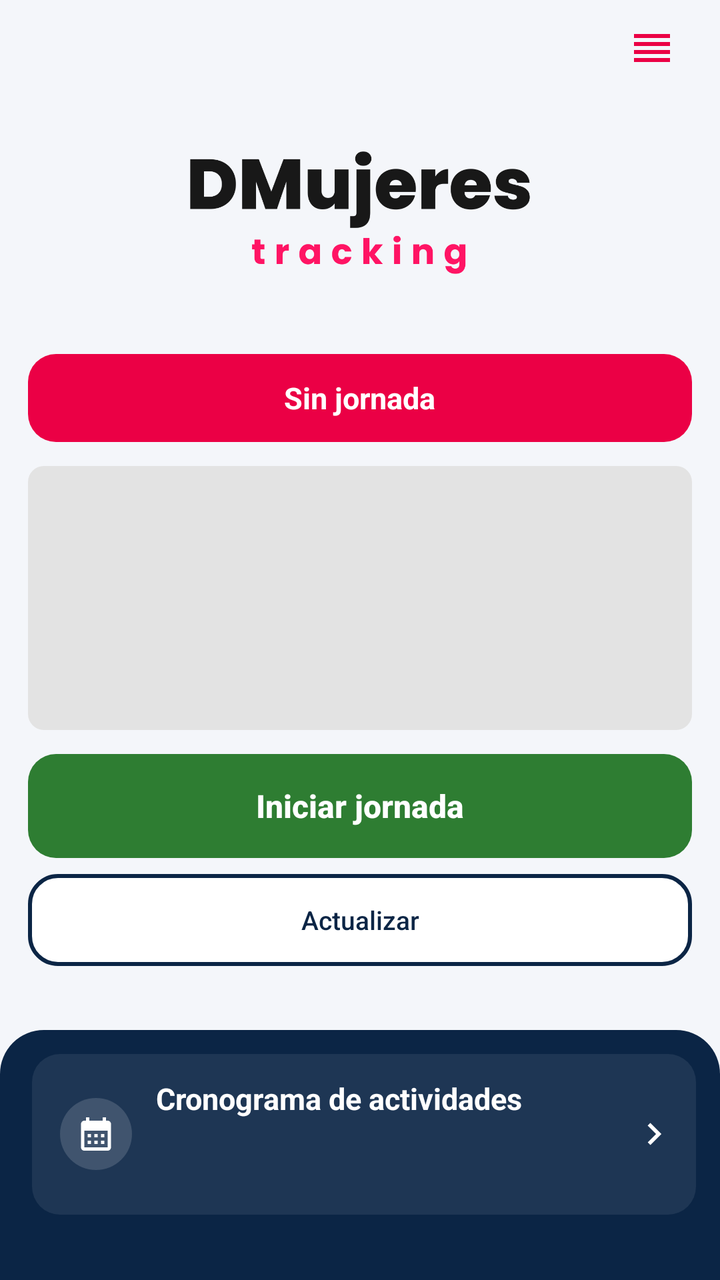
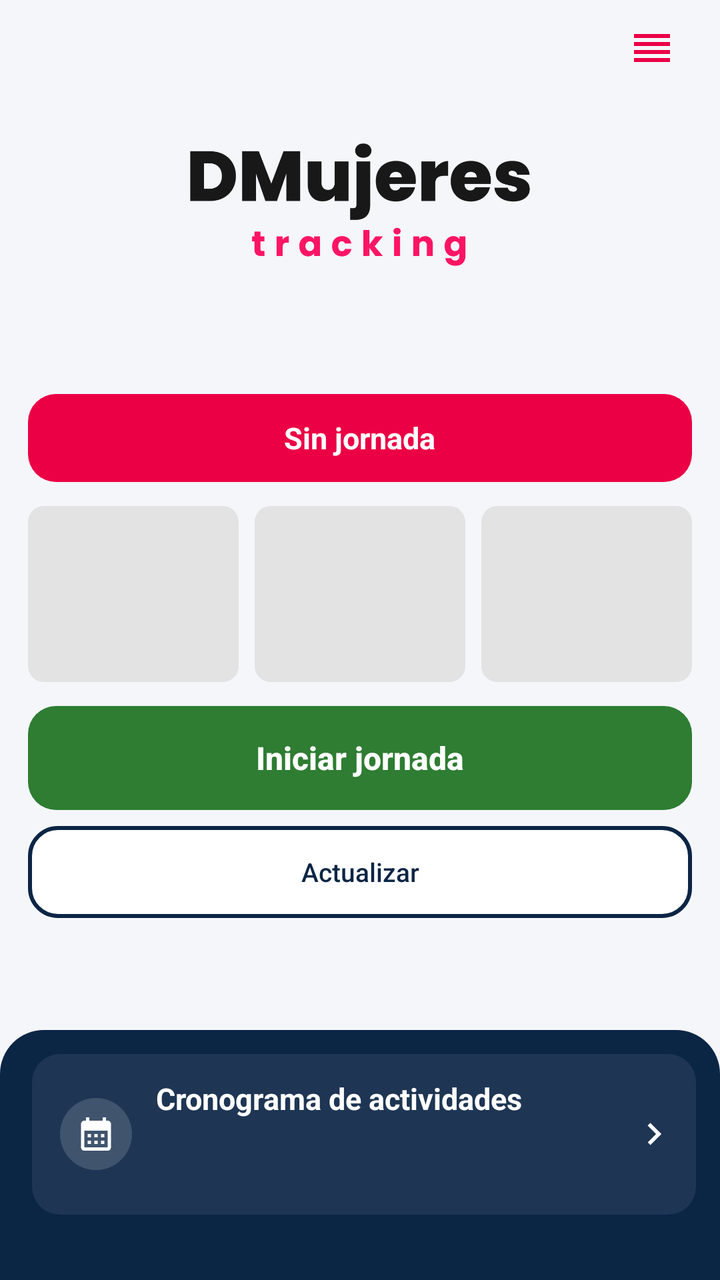

Two renders of the same Android screen: before a commit and after it. Below are the layout's source before the change and the commit's diff.
<!-- AndroidManifest.xml: application theme AppTheme -->
<!-- res/layout/activity_locked_home.xml -->
<?xml version="1.0" encoding="utf-8"?>
<FrameLayout xmlns:android="http://schemas.android.com/apk/res/android"
    android:layout_width="match_parent"
    android:layout_height="match_parent"
    android:background="@color/canvas">

    <LinearLayout
        android:layout_width="match_parent"
        android:layout_height="match_parent"
        android:orientation="vertical">

    <LinearLayout
        android:layout_width="match_parent"
        android:layout_height="0dp"
        android:layout_weight="1"
        android:orientation="vertical"
        android:paddingStart="14dp"
        android:paddingTop="4dp"
        android:paddingEnd="14dp">

    
    <FrameLayout
        android:layout_width="match_parent"
        android:layout_height="40dp">

        <ImageButton
            android:id="@+id/console_button"
            android:layout_width="40dp"
            android:layout_height="40dp"
            android:layout_gravity="end|top"
            android:background="?attr/selectableItemBackgroundBorderless"
            android:contentDescription="@string/menu_status"
            android:src="@drawable/ic_console" />
    </FrameLayout>

    <Space
        android:layout_width="match_parent"
        android:layout_height="0dp"
        android:layout_weight="1" />

    <ImageView
        android:layout_width="170dp"
        android:layout_height="wrap_content"
        android:layout_gravity="center_horizontal"
        android:adjustViewBounds="true"
        android:contentDescription="@string/app_logo"
        android:src="@drawable/logo_banner" />

    <LinearLayout
        android:id="@+id/status_pill"
        android:layout_width="match_parent"
        android:layout_height="44dp"
        android:layout_marginTop="40dp"
        android:background="@drawable/bg_pill_red"
        android:gravity="center"
        android:orientation="horizontal"
        android:paddingStart="12dp"
        android:paddingEnd="12dp">

        <TextView
            android:id="@+id/pill_text"
            android:layout_width="wrap_content"
            android:layout_height="wrap_content"
            android:text="@string/pill_none"
            android:textColor="@color/white"
            android:textSize="15sp"
            android:textStyle="bold" />
    </LinearLayout>

    <LinearLayout
        android:id="@+id/location_warning"
        android:layout_width="match_parent"
        android:layout_height="46dp"
        android:layout_marginTop="8dp"
        android:background="@drawable/ds_surface"
        android:gravity="center"
        android:orientation="horizontal"
        android:visibility="gone">

        <TextView
            android:layout_width="wrap_content"
            android:layout_height="wrap_content"
            android:text="@string/location_warning_text"
            android:textColor="@color/primary"
            android:textSize="13sp"
            android:textStyle="bold" />
    </LinearLayout>

    <FrameLayout
        android:layout_width="match_parent"
        android:layout_height="wrap_content"
        android:layout_marginTop="12dp">

        <LinearLayout
            android:id="@+id/skeleton_group"
            android:layout_width="match_parent"
            android:layout_height="wrap_content"
            android:orientation="vertical">

            <View
                android:layout_width="match_parent"
                android:layout_height="132dp"
                android:background="@drawable/bg_skeleton" />
        </LinearLayout>

        <LinearLayout
            android:id="@+id/home_content"
            android:layout_width="match_parent"
            android:layout_height="wrap_content"
            android:orientation="vertical"
            android:visibility="gone">

            <LinearLayout
                android:layout_width="match_parent"
                android:layout_height="wrap_content"
                android:background="@drawable/ds_surface"
                android:orientation="vertical"
                android:paddingStart="16dp"
                android:paddingEnd="16dp"
                android:paddingTop="2dp"
                android:paddingBottom="2dp">

                <LinearLayout
                    android:layout_width="match_parent"
                    android:layout_height="wrap_content"
                    android:gravity="center_vertical"
                    android:orientation="horizontal"
                    android:paddingTop="10dp"
                    android:paddingBottom="10dp">

                    <TextView
                        android:layout_width="0dp"
                        android:layout_height="wrap_content"
                        android:layout_weight="1"
                        android:text="@string/duration_label"
                        android:textColor="@color/text_secondary"
                        android:textSize="15sp" />

                    <TextView
                        android:id="@+id/duration_value"
                        android:layout_width="wrap_content"
                        android:layout_height="wrap_content"
                        android:text="0 h 0 min"
                        android:textColor="@color/text_primary"
                        android:textSize="16sp"
                        android:textStyle="bold" />
                </LinearLayout>

                <View
                    android:layout_width="match_parent"
                    android:layout_height="1dp"
                    android:background="@color/line" />

                <LinearLayout
                    android:layout_width="match_parent"
                    android:layout_height="wrap_content"
                    android:gravity="center_vertical"
                    android:orientation="horizontal"
                    android:paddingTop="10dp"
                    android:paddingBottom="10dp">

                    <TextView
                        android:layout_width="0dp"
                        android:layout_height="wrap_content"
                        android:layout_weight="1"
                        android:text="@string/battery_label"
                        android:textColor="@color/text_secondary"
                        android:textSize="15sp" />

                    <TextView
                        android:id="@+id/battery_value"
                        android:layout_width="wrap_content"
                        android:layout_height="wrap_content"
                        android:text="--%"
                        android:textColor="@color/text_primary"
                        android:textSize="16sp"
                        android:textStyle="bold" />
                </LinearLayout>

                <View
                    android:layout_width="match_parent"
                    android:layout_height="1dp"
                    android:background="@color/line" />

                <LinearLayout
                    android:layout_width="match_parent"
                    android:layout_height="wrap_content"
                    android:gravity="center_vertical"
                    android:orientation="horizontal"
                    android:paddingTop="10dp"
                    android:paddingBottom="10dp">

                    <TextView
                        android:layout_width="0dp"
                        android:layout_height="wrap_content"
                        android:layout_weight="1"
                        android:text="@string/pending_label"
                        android:textColor="@color/text_secondary"
                        android:textSize="15sp" />

                    <TextView
                        android:id="@+id/pending_value"
                        android:layout_width="wrap_content"
                        android:layout_height="wrap_content"
                        android:text="0"
                        android:textColor="@color/text_primary"
                        android:textSize="16sp"
                        android:textStyle="bold" />
                </LinearLayout>
            </LinearLayout>

        </LinearLayout>
    </FrameLayout>

    
    <Button
        android:id="@+id/journey_button"
        android:layout_width="match_parent"
        android:layout_height="52dp"
        android:layout_marginTop="12dp"
        android:background="@drawable/bg_button_green"
        android:stateListAnimator="@null"
        android:text="@string/journey_start_upper"
        android:textAllCaps="false"
        android:textColor="@color/white"
        android:textSize="16sp"
        android:textStyle="bold" />

    <Button
        android:id="@+id/update_button"
        android:layout_width="match_parent"
        android:layout_height="46dp"
        android:layout_marginTop="8dp"
        android:background="@drawable/bg_update_progress"
        android:ellipsize="end"
        android:maxLines="1"
        android:stateListAnimator="@null"
        android:text="@string/refresh_button"
        android:textAllCaps="false"
        android:textColor="@color/navy"
        android:textSize="13sp" />

    <Space
        android:layout_width="match_parent"
        android:layout_height="0dp"
        android:layout_weight="1" />
    </LinearLayout>

    
    <LinearLayout
        android:layout_width="match_parent"
        android:layout_height="wrap_content"
        android:background="@drawable/ds_footer_navy"
        android:orientation="vertical"
        android:paddingStart="16dp"
        android:paddingTop="12dp"
        android:paddingEnd="12dp"
        android:paddingBottom="6dp">

        
        <LinearLayout
            android:id="@+id/cronograma_card"
            android:layout_width="match_parent"
            android:layout_height="wrap_content"
            android:background="@drawable/ds_footer_touch"
            android:clickable="true"
            android:focusable="true"
            android:gravity="center_vertical"
            android:orientation="horizontal"
            android:paddingStart="14dp"
            android:paddingTop="12dp"
            android:paddingEnd="10dp"
            android:paddingBottom="12dp">

            <ImageView
                android:layout_width="36dp"
                android:layout_height="36dp"
                android:background="@drawable/ds_icon_translucido"
                android:importantForAccessibility="no"
                android:padding="8dp"
                android:src="@drawable/ds_ic_calendar" />

            <LinearLayout
                android:layout_width="0dp"
                android:layout_height="wrap_content"
                android:layout_marginStart="12dp"
                android:layout_weight="1"
                android:orientation="vertical">

                <TextView
                    android:layout_width="wrap_content"
                    android:layout_height="wrap_content"
                    android:text="@string/crono_title"
                    android:textColor="@color/white"
                    android:textSize="15sp"
                    android:textStyle="bold" />

                <TextView
                    android:id="@+id/crono_resumen"
                    android:layout_width="match_parent"
                    android:layout_height="wrap_content"
                    android:layout_marginTop="2dp"
                    android:ellipsize="end"
                    android:maxLines="1"
                    android:textColor="#E6FFFFFF"
                    android:textSize="12.5sp" />

                <TextView
                    android:id="@+id/crono_sync_home"
                    android:layout_width="wrap_content"
                    android:layout_height="wrap_content"
                    android:layout_marginTop="2dp"
                    android:textColor="#99FFFFFF"
                    android:textSize="11sp" />
            </LinearLayout>

            <ImageView
                android:layout_width="22dp"
                android:layout_height="22dp"
                android:importantForAccessibility="no"
                android:src="@drawable/ds_ic_chevron" />
        </LinearLayout>

        <TextView
            android:id="@+id/version_label"
            android:layout_width="match_parent"
            android:layout_height="wrap_content"
            android:layout_marginTop="4dp"
            android:gravity="center"
            android:padding="4dp"
            android:textColor="#80FFFFFF"
            android:textSize="11sp" />
    </LinearLayout>

    </LinearLayout>

    
    <LinearLayout
        android:id="@+id/update_banner"
        android:layout_width="match_parent"
        android:layout_height="46dp"
        android:layout_gravity="top"
        android:layout_marginStart="14dp"
        android:layout_marginEnd="14dp"
        android:background="@drawable/bg_banner_update"
        android:clickable="true"
        android:elevation="6dp"
        android:focusable="true"
        android:gravity="center"
        android:orientation="horizontal"
        android:visibility="gone">

        <ImageView
            android:id="@+id/banner_icon"
            android:layout_width="16dp"
            android:layout_height="16dp"
            android:importantForAccessibility="no"
            android:src="@drawable/ic_update"
            android:tint="@color/white" />

        <TextView
            android:id="@+id/banner_text"
            android:layout_width="wrap_content"
            android:layout_height="wrap_content"
            android:layout_marginStart="8dp"
            android:text="@string/update_banner_text"
            android:textColor="@color/white"
            android:textSize="13sp" />
    </LinearLayout>

</FrameLayout>
<!-- resources referenced by this layout -->
<resources>
  <color name="canvas">#F4F6FA</color>
  <color name="line">#E6E9EF</color>
  <color name="navy">#0B2545</color>
  <color name="primary">#EB0045</color>
  <color name="text_primary">#0C1F3D</color>
  <color name="text_secondary">#5B6576</color>
  <color name="white">#FFFFFF</color>
  <!-- drawable bg_banner_update (drawable) -->
  <?xml version="1.0" encoding="utf-8"?>
  <shape xmlns:android="http://schemas.android.com/apk/res/android" android:shape="rectangle">
      <solid android:color="@color/primary" />
      <corners
          android:bottomLeftRadius="14dp"
          android:bottomRightRadius="14dp" />
  </shape>
  <!-- drawable bg_button_green (drawable) -->
  <?xml version="1.0" encoding="utf-8"?>
  <shape xmlns:android="http://schemas.android.com/apk/res/android" android:shape="rectangle">
      <solid android:color="@color/status_ok" />
      <corners android:radius="14dp" />
  </shape>
  <!-- drawable bg_pill_red (drawable) -->
  <?xml version="1.0" encoding="utf-8"?>
  <shape xmlns:android="http://schemas.android.com/apk/res/android" android:shape="rectangle">
      <solid android:color="@color/primary" />
      <corners android:radius="14dp" />
  </shape>
  <!-- drawable bg_skeleton (drawable) -->
  <?xml version="1.0" encoding="utf-8"?>
  <shape xmlns:android="http://schemas.android.com/apk/res/android" android:shape="rectangle">
      <solid android:color="#E3E3E3" />
      <corners android:radius="8dp" />
  </shape>
  <!-- drawable ds_footer_navy (drawable) -->
  <?xml version="1.0" encoding="utf-8"?>
  <shape xmlns:android="http://schemas.android.com/apk/res/android" android:shape="rectangle">
      <solid android:color="@color/navy" />
      <corners android:topLeftRadius="22dp" android:topRightRadius="22dp" />
  </shape>
  <!-- drawable ds_icon_translucido (drawable) -->
  <?xml version="1.0" encoding="utf-8"?>
  <shape xmlns:android="http://schemas.android.com/apk/res/android" android:shape="oval">
      <solid android:color="#26FFFFFF" />
  </shape>
  <!-- drawable ds_surface (drawable) -->
  <?xml version="1.0" encoding="utf-8"?>
  <shape xmlns:android="http://schemas.android.com/apk/res/android" android:shape="rectangle">
      <solid android:color="@color/surface" />
      <stroke android:width="1dp" android:color="@color/line" />
      <corners android:radius="16dp" />
  </shape>
  <string name="app_logo">DMujeres Tracking</string>
  <string name="battery_label">Batería</string>
  <string name="crono_title">Cronograma de actividades</string>
  <string name="duration_label">Duración</string>
  <string name="journey_start_upper">Iniciar jornada</string>
  <string name="location_warning_text">Ubicación apagada · Toca para activarla</string>
  <string name="menu_status">Consola</string>
  <string name="pending_label">Pendientes por enviar</string>
  <string name="pill_none">Sin jornada</string>
  <string name="refresh_button">Actualizar</string>
  <string name="update_banner_text">Actualización disponible · Toca para instalar</string>
  <style name="AppTheme" parent="Theme.AppCompat.Light.NoActionBar">
          <item name="colorPrimary">@color/primary</item>
          <item name="colorPrimaryDark">@color/primary_dark</item>
          <item name="colorAccent">@color/accent</item>
          <item name="android:windowOptOutEdgeToEdgeEnforcement">true</item>
          
          <item name="android:windowBackground">@color/white</item>
      </style>
  <color name="status_ok">#2E7D32</color>
  <color name="surface">#FFFFFF</color>
  <color name="ink">#181818</color>
  <color name="primary_dark">#C4003B</color>
  <color name="accent">#FF1464</color>
  <!-- unchanged entries left out for length: 7 -->
</resources>

<!-- the commit's change to res/layout/activity_locked_home.xml (unified diff, before → after) -->
@@ -36,7 +36,7 @@
     <Space
         android:layout_width="match_parent"
         android:layout_height="0dp"
-        android:layout_weight="1" />
+        android:layout_weight="0.5" />
 
     <ImageView
         android:layout_width="170dp"
@@ -50,7 +50,7 @@
         android:id="@+id/status_pill"
         android:layout_width="match_parent"
         android:layout_height="44dp"
-        android:layout_marginTop="40dp"
+        android:layout_marginTop="64dp"
         android:background="@drawable/bg_pill_red"
         android:gravity="center"
         android:orientation="horizontal"
@@ -97,10 +97,31 @@
             android:layout_height="wrap_content"
             android:orientation="vertical">
 
-            <View
+            <LinearLayout
                 android:layout_width="match_parent"
-                android:layout_height="132dp"
-                android:background="@drawable/bg_skeleton" />
+                android:layout_height="88dp"
+                android:orientation="horizontal">
+
+                <View
+                    android:layout_width="0dp"
+                    android:layout_height="match_parent"
+                    android:layout_marginEnd="8dp"
+                    android:layout_weight="1"
+                    android:background="@drawable/bg_skeleton" />
+
+                <View
+                    android:layout_width="0dp"
+                    android:layout_height="match_parent"
+                    android:layout_marginEnd="8dp"
+                    android:layout_weight="1"
+                    android:background="@drawable/bg_skeleton" />
+
+                <View
+                    android:layout_width="0dp"
+                    android:layout_height="match_parent"
+                    android:layout_weight="1"
+                    android:background="@drawable/bg_skeleton" />
+            </LinearLayout>
         </LinearLayout>
 
         <LinearLayout
@@ -112,100 +133,92 @@
 
             <LinearLayout
                 android:layout_width="match_parent"
-                android:layout_height="wrap_content"
-                android:background="@drawable/ds_surface"
-                android:orientation="vertical"
-                android:paddingStart="16dp"
-                android:paddingEnd="16dp"
-                android:paddingTop="2dp"
-                android:paddingBottom="2dp">
+                android:layout_height="88dp"
+                android:orientation="horizontal">
 
                 <LinearLayout
-                    android:layout_width="match_parent"
-                    android:layout_height="wrap_content"
-                    android:gravity="center_vertical"
-                    android:orientation="horizontal"
-                    android:paddingTop="10dp"
-                    android:paddingBottom="10dp">
-
-                    <TextView
-                        android:layout_width="0dp"
+                    android:layout_width="0dp"
+                    android:layout_height="match_parent"
+                    android:layout_marginEnd="8dp"
+                    android:layout_weight="1"
+                    android:background="@drawable/ds_surface"
+                    android:gravity="center"
+                    android:orientation="vertical">
+
+                    <TextView
+                        android:id="@+id/pending_value"
+                        android:layout_width="wrap_content"
+                        android:layout_height="34dp"
+                        android:gravity="center_vertical"
+                        android:text="0"
+                        android:textColor="@color/text_primary"
+                        android:textSize="22sp"
+                        android:textStyle="bold" />
+
+                    <TextView
+                        android:layout_width="match_parent"
                         android:layout_height="wrap_content"
-                        android:layout_weight="1"
+                        android:ellipsize="end"
+                        android:gravity="center"
+                        android:maxLines="2"
+                        android:paddingStart="4dp"
+                        android:paddingEnd="4dp"
+                        android:text="@string/pending_label"
+                        android:textColor="@color/text_secondary"
+                        android:textSize="12sp" />
+                </LinearLayout>
+
+                <LinearLayout
+                    android:layout_width="0dp"
+                    android:layout_height="match_parent"
+                    android:layout_marginEnd="8dp"
+                    android:layout_weight="1"
+                    android:background="@drawable/ds_surface"
+                    android:gravity="center"
+                    android:orientation="vertical">
+
+                    <TextView
+                        android:id="@+id/battery_value"
+                        android:layout_width="wrap_content"
+                        android:layout_height="34dp"
+                        android:gravity="center_vertical"
+                        android:text="--%"
+                        android:textColor="@color/text_primary"
+                        android:textSize="22sp"
+                        android:textStyle="bold" />
+
+                    <TextView
+                        android:layout_width="wrap_content"
+                        android:layout_height="wrap_content"
+                        android:text="@string/battery_label"
+                        android:textColor="@color/text_secondary"
+                        android:textSize="12sp" />
+                </LinearLayout>
+
+                <LinearLayout
+                    android:layout_width="0dp"
+                    android:layout_height="match_parent"
+                    android:layout_weight="1"
+                    android:background="@drawable/ds_surface"
+                    android:gravity="center"
+                    android:orientation="vertical">
+
+                    <TextView
+                        android:id="@+id/duration_value"
+                        android:layout_width="wrap_content"
+                        android:layout_height="34dp"
+                        android:gravity="center_vertical"
+                        android:text="0 h 0 min"
+                        android:textColor="@color/text_primary"
+                        android:textSize="18sp"
+                        android:textStyle="bold" />
+
+                    <TextView
+                        android:layout_width="wrap_content"
+                        android:layout_height="wrap_content"
                         android:text="@string/duration_label"
                         android:textColor="@color/text_secondary"
-                        android:textSize="15sp" />
-
-                    <TextView
-                        android:id="@+id/duration_value"
-                        android:layout_width="wrap_content"
-                        android:layout_height="wrap_content"
-                        android:text="0 h 0 min"
-                        android:textColor="@color/text_primary"
-                        android:textSize="16sp"
-                        android:textStyle="bold" />
-                </LinearLayout>
-
-                <View
-                    android:layout_width="match_parent"
-                    android:layout_height="1dp"
-                    android:background="@color/line" />
-
-                <LinearLayout
-                    android:layout_width="match_parent"
-                    android:layout_height="wrap_content"
-                    android:gravity="center_vertical"
-                    android:orientation="horizontal"
-                    android:paddingTop="10dp"
-                    android:paddingBottom="10dp">
-
-                    <TextView
-                        android:layout_width="0dp"
-                        android:layout_height="wrap_content"
-                        android:layout_weight="1"
-                        android:text="@string/battery_label"
-                        android:textColor="@color/text_secondary"
-                        android:textSize="15sp" />
-
-                    <TextView
-                        android:id="@+id/battery_value"
-                        android:layout_width="wrap_content"
-                        android:layout_height="wrap_content"
-                        android:text="--%"
-                        android:textColor="@color/text_primary"
-                        android:textSize="16sp"
-                        android:textStyle="bold" />
-                </LinearLayout>
-
-                <View
-                    android:layout_width="match_parent"
-                    android:layout_height="1dp"
-                    android:background="@color/line" />
-
-                <LinearLayout
-                    android:layout_width="match_parent"
-                    android:layout_height="wrap_content"
-                    android:gravity="center_vertical"
-                    android:orientation="horizontal"
-                    android:paddingTop="10dp"
-                    android:paddingBottom="10dp">
-
-                    <TextView
-                        android:layout_width="0dp"
-                        android:layout_height="wrap_content"
-                        android:layout_weight="1"
-                        android:text="@string/pending_label"
-                        android:textColor="@color/text_secondary"
-                        android:textSize="15sp" />
-
-                    <TextView
-                        android:id="@+id/pending_value"
-                        android:layout_width="wrap_content"
-                        android:layout_height="wrap_content"
-                        android:text="0"
-                        android:textColor="@color/text_primary"
-                        android:textSize="16sp"
-                        android:textStyle="bold" />
+                        android:textSize="12sp" />
                 </LinearLayout>
             </LinearLayout>
 
@@ -314,7 +327,23 @@
                     android:textSize="11sp" />
             </LinearLayout>
 
+            <TextView
+                android:id="@+id/crono_finalizar"
+                android:layout_width="wrap_content"
+                android:layout_height="36dp"
+                android:layout_marginStart="8dp"
+                android:background="@drawable/bg_pill_white"
+                android:gravity="center"
+                android:paddingStart="14dp"
+                android:paddingEnd="14dp"
+                android:text="@string/crono_finalizar"
+                android:textColor="@color/navy"
+                android:textSize="14sp"
+                android:textStyle="bold"
+                android:visibility="gone" />
+
             <ImageView
+                android:id="@+id/crono_flecha"
                 android:layout_width="22dp"
                 android:layout_height="22dp"
                 android:importantForAccessibility="no"
<!-- resource entries referenced after the edit -->
@@ -27,6 +27,13 @@
       <solid android:color="@color/primary" />
       <corners android:radius="14dp" />
   </shape>
+  <!-- drawable bg_pill_white (drawable) -->
+  <?xml version="1.0" encoding="utf-8"?>
+  <shape xmlns:android="http://schemas.android.com/apk/res/android" android:shape="rectangle">
+      <solid android:color="@color/white" />
+      <stroke android:width="1dp" android:color="@color/primary" />
+      <corners android:radius="8dp" />
+  </shape>
   <!-- drawable bg_skeleton (drawable) -->
   <?xml version="1.0" encoding="utf-8"?>
   <shape xmlns:android="http://schemas.android.com/apk/res/android" android:shape="rectangle">
@@ -53,6 +60,7 @@
   </shape>
   <string name="app_logo">DMujeres Tracking</string>
   <string name="battery_label">Batería</string>
+  <string name="crono_finalizar">Finalizar</string>
   <string name="crono_title">Cronograma de actividades</string>
   <string name="duration_label">Duración</string>
   <string name="journey_start_upper">Iniciar jornada</string>
